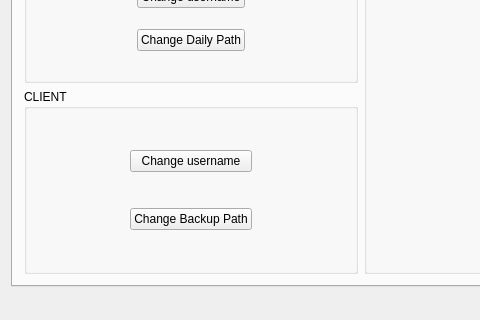
Above: mainwindow.ui from aeternesatiatus/SafeSync before the change; both pictures show x 0 to 480 and y 168 to 488 of the 721 by 488 pixel window. Below: the same form after it.
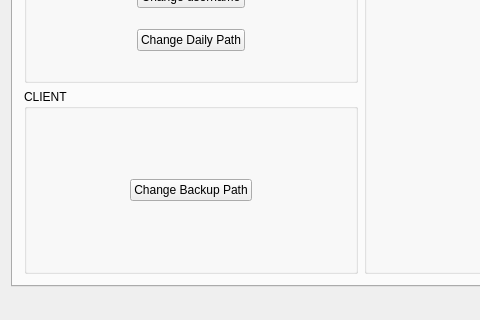
That is the form after the change. Icons and pictures are not drawn.

Diff of the .ui file:
```diff
--- a/mainwindow.ui
+++ b/mainwindow.ui
@@ -1874,40 +1874,14 @@
            <string>CLIENT</string>
           </property>
           <layout class="QGridLayout" name="gridLayout_11">
-           <item row="0" column="2">
-            <spacer name="horizontalSpacer_24">
-             <property name="orientation">
-              <enum>Qt::Horizontal</enum>
-             </property>
-             <property name="sizeHint" stdset="0">
-              <size>
-               <width>68</width>
-               <height>20</height>
-              </size>
-             </property>
-            </spacer>
-           </item>
            <item row="0" column="1">
-            <widget class="QPushButton" name="CClientUserButton">
+            <widget class="QPushButton" name="CClientBackupButton">
              <property name="text">
-              <string>Change username</string>
+              <string>Change Backup Path</string>
              </property>
             </widget>
            </item>
            <item row="0" column="0">
-            <spacer name="horizontalSpacer_23">
-             <property name="orientation">
-              <enum>Qt::Horizontal</enum>
-             </property>
-             <property name="sizeHint" stdset="0">
-              <size>
-               <width>68</width>
-               <height>20</height>
-              </size>
-             </property>
-            </spacer>
-           </item>
-           <item row="1" column="0">
             <spacer name="horizontalSpacer_25">
              <property name="orientation">
               <enum>Qt::Horizontal</enum>
@@ -1920,7 +1894,7 @@
              </property>
             </spacer>
            </item>
-           <item row="1" column="2">
+           <item row="0" column="2">
             <spacer name="horizontalSpacer_26">
              <property name="orientation">
               <enum>Qt::Horizontal</enum>
@@ -1933,13 +1907,6 @@
              </property>
             </spacer>
            </item>
-           <item row="1" column="1">
-            <widget class="QPushButton" name="CClientBackupButton">
-             <property name="text">
-              <string>Change Backup Path</string>
-             </property>
-            </widget>
-           </item>
           </layout>
          </widget>
         </item>
```
